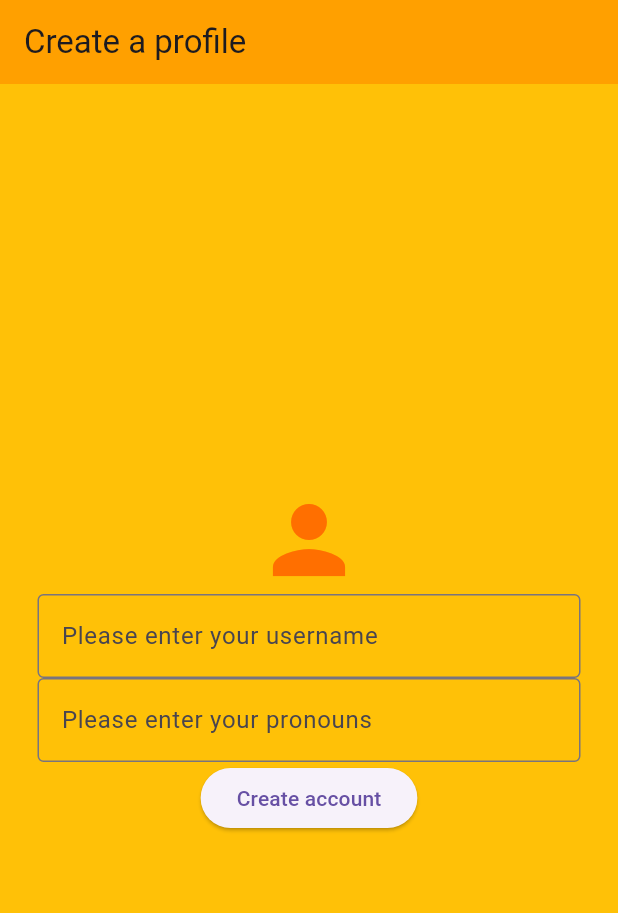
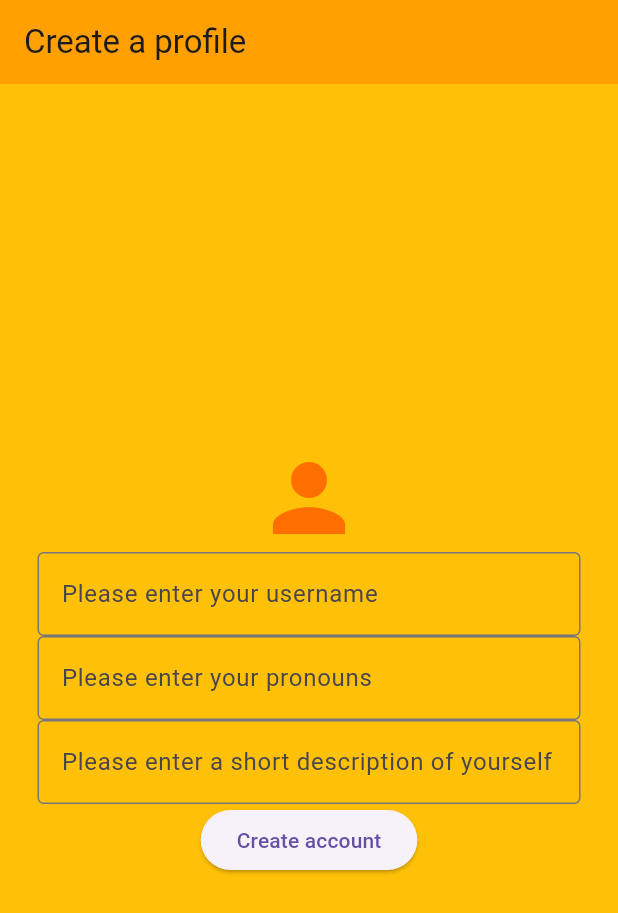
Before and after one commit to waffleprinter/BrebeufHX, a Flutter app: the screen it shows after launch, on a phone screen of 412 x 824 dp. Shown: the top 913 px of the screen. Run offline on Flutter 3.47's test engine with Material 3 defaults, Android fonts, the phone set to English and light mode, and no system bars; our stand-ins replace google_nav_bar, shared_preferences.

Commit message:
Added bio, removed warnings

```diff
--- a/lib/pages/home_page.dart
+++ b/lib/pages/home_page.dart
@@ -1,6 +1,5 @@
 import 'package:brebeuf_hx/components/bottom_navigation_bar.dart';
 import 'package:brebeuf_hx/pages/mission_page.dart';
-import 'package:brebeuf_hx/pages/profile.dart';
 import 'package:brebeuf_hx/pages/profile_display.dart';
 import 'package:flutter/material.dart';
 
--- a/lib/pages/mission_page.dart
+++ b/lib/pages/mission_page.dart
@@ -51,11 +51,6 @@ class _MissionPageState extends State<MissionPage> {
 
               Padding(
                 padding: EdgeInsets.symmetric(horizontal: 60, vertical: 20),
-                child: Container(
-                  // decoration: BoxDecoration(
-                  //   color: Colors.grey,
-                  //   borderRadius: BorderRadius.circular(16),
-                  // ),
                 child: Text(
                   "We know that choosing a career path can be overwhelming. "
                       "We're here to help individuals choose a career by "
@@ -65,7 +60,6 @@ class _MissionPageState extends State<MissionPage> {
                   ),
                   textAlign: TextAlign.center,
                 ),
-                ),
               )
             ],
           ),
--- a/lib/pages/profile.dart
+++ b/lib/pages/profile.dart
@@ -1,9 +1,6 @@
 import 'package:brebeuf_hx/components/shared_preferences_utils.dart';
 import 'package:brebeuf_hx/pages/home_page.dart';
 import 'package:flutter/material.dart';
-import 'package:brebeuf_hx/pages/profile_display.dart';
-import 'package:shared_preferences/shared_preferences.dart';
-import 'package:brebeuf_hx/components/shared_preferences_utils.dart';
 
 class Profile extends StatefulWidget {
   const Profile({super.key});
@@ -15,9 +12,11 @@ class Profile extends StatefulWidget {
 class _ProfileState1 extends State<Profile> {
   TextEditingController myController = TextEditingController();
   TextEditingController myController2 = TextEditingController();
+  TextEditingController myController3 = TextEditingController();
 
   String first_prompt = "Please enter your username";
   String second_prompt = "Please enter your pronouns";
+  String third_prompt = "Please enter a short description of yourself";
 
   /*
   String name_variable = "Placeholder name";
@@ -80,10 +79,22 @@ class _ProfileState1 extends State<Profile> {
                 }
               ),
 
+              TextField(
+                  controller: myController3,
+                  decoration: InputDecoration(
+                      border: OutlineInputBorder(),
+                      hintText: third_prompt
+                  ),
+                  onSubmitted: (String value){
+                    //pronouns();
+                  }
+              ),
+
               ElevatedButton(
                 onPressed: () async {
                   String name_variable = myController.text;
                   String pronoun_variable = myController2.text;
+                  String bio_variable = myController3.text;
 
                   // Get the singleton instance
                   final prefs = await SharedPreferencesUtils.getInstance();
@@ -91,6 +102,7 @@ class _ProfileState1 extends State<Profile> {
                   // Save the values using the instance
                   await prefs.saveString("name", name_variable);
                   await prefs.saveString("pronouns", pronoun_variable);
+                  await prefs.saveString("bio", bio_variable);
 
                   Navigator.push(
                     context,
```
Also changed, not shown: lib/pages/profile_display.dart (+11 -2 lines). Lines whose indentation alone changed are shown as unchanged.
